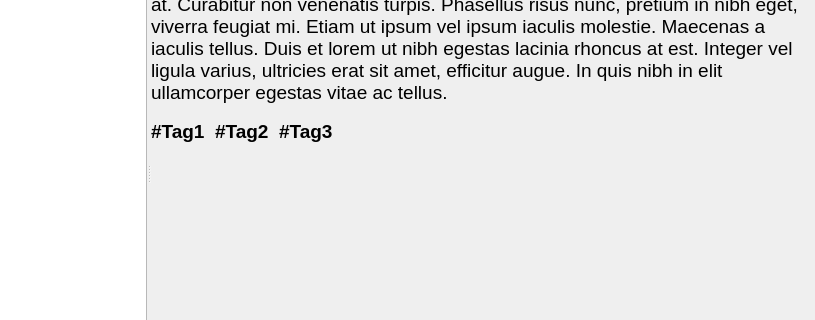
Above: src/MainWindow.ui from Kirtsim/Memo-client-gui before the change; both pictures show x 162 to 977 and y 180 to 500 of the 977 by 709 pixel window. Below: the same form after it.
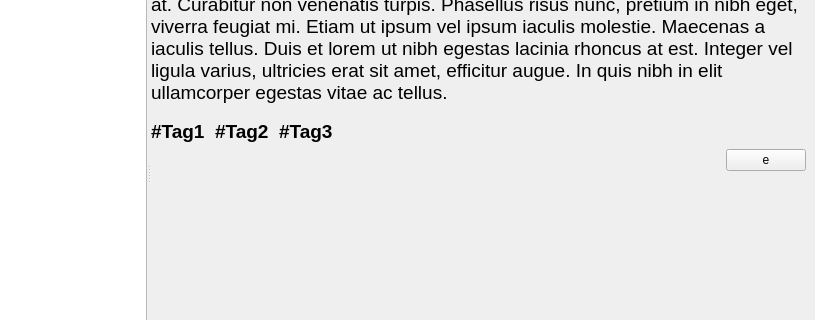
That is the form after the change.

Commit message: Add an "Edit" button to the main window's UI.

```diff
--- a/src/MainWindow.ui
+++ b/src/MainWindow.ui
@@ -216,6 +216,30 @@
           </property>
          </widget>
         </item>
+        <item>
+         <layout class="QHBoxLayout" name="editMemoButtonContainer">
+          <item>
+           <spacer name="horizontalSpacer">
+            <property name="orientation">
+             <enum>Qt::Horizontal</enum>
+            </property>
+            <property name="sizeHint" stdset="0">
+             <size>
+              <width>40</width>
+              <height>20</height>
+             </size>
+            </property>
+           </spacer>
+          </item>
+          <item>
+           <widget class="QPushButton" name="editMemoButton">
+            <property name="text">
+             <string>e</string>
+            </property>
+           </widget>
+          </item>
+         </layout>
+        </item>
         <item>
          <spacer name="verticalSpacer">
           <property name="orientation">
```
